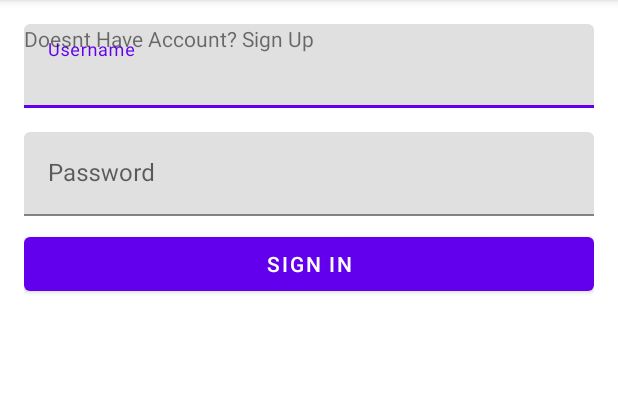
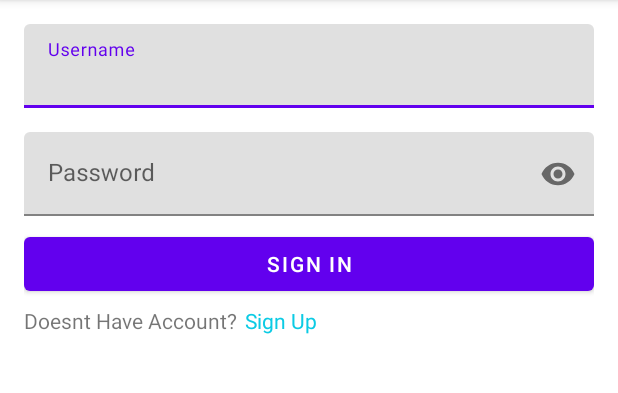
Before and after one commit to komangss/ProjectUKK, an Android app: the screen it shows after launch (LoginActivity), on a phone screen of 412 x 824 dp, the part 84-477 px from its top. Run offline under Robolectric (Android 15) with nearby library versions, the phone set to English and light mode, and no system bars.

Commit message:
update login layout and rename the xml

```diff
--- a/app/src/main/java/com/komangss/ui/login/LoginActivity.kt
+++ b/app/src/main/java/com/komangss/ui/login/LoginActivity.kt
@@ -8,13 +8,13 @@ import com.komangss.R
 import com.komangss.datasource.network.instance.RetrofitBuilder
 import com.komangss.repository.AuthRepository
 import com.komangss.util.Resource
-import kotlinx.android.synthetic.main.activity_main.*
+import kotlinx.android.synthetic.main.activity_login.*
 import kotlinx.coroutines.launch
 
 class LoginActivity : AppCompatActivity() {
     override fun onCreate(savedInstanceState: Bundle?) {
         super.onCreate(savedInstanceState)
-        setContentView(R.layout.activity_main)
+        setContentView(R.layout.activity_login)
         val repo = AuthRepository.getInstance(RetrofitBuilder.authServices)
         btn_activity_main_sign_in.setOnClickListener {
             val username = text_view_activity_main_username.text.toString()
--- a/app/src/main/res/layout/activity_main.xml
+++ b/app/src/main/res/layout/activity_login.xml
@@ -28,6 +28,7 @@
         android:layout_height="wrap_content"
         android:layout_marginTop="16dp"
         android:hint="Password"
+        app:passwordToggleEnabled="true"
         app:layout_constraintEnd_toEndOf="parent"
         app:layout_constraintStart_toStartOf="parent"
         app:layout_constraintTop_toBottomOf="@+id/textInputLayout">
@@ -35,6 +36,7 @@
         <com.google.android.material.textfield.TextInputEditText
             android:id="@+id/text_view_activity_main_password"
             android:layout_width="match_parent"
+            android:inputType="textPassword"
             android:layout_height="wrap_content" />
     </com.google.android.material.textfield.TextInputLayout>
 
@@ -49,11 +51,23 @@
         app:layout_constraintTop_toBottomOf="@+id/textInputLayout2" />
 
     <TextView
-        android:layout_width="match_parent"
+        android:id="@+id/tv1"
+        android:layout_width="wrap_content"
         android:layout_height="wrap_content"
         android:layout_marginTop="4dp"
-        android:text="Doesnt Have Account? Sign Up"
+        android:text="Doesnt Have Account?"
+        app:layout_constraintStart_toStartOf="parent"
+        app:layout_constraintTop_toBottomOf="@+id/btn_activity_main_sign_in" />
+
+    <TextView
+        android:id="@+id/tv2"
+        android:layout_width="0dp"
+        android:layout_height="wrap_content"
+        android:layout_marginTop="4dp"
+        android:layout_marginStart="2dp"
+        android:textColor="#0BCBE4"
+        android:text=" Sign Up"
         app:layout_constraintEnd_toEndOf="parent"
-        app:layout_constraintStart_toStartOf="parent"
-        app:layout_constraintTop_toBottomOf="@+id/button" />
+        app:layout_constraintStart_toEndOf="@id/tv1"
+        app:layout_constraintTop_toBottomOf="@+id/btn_activity_main_sign_in" />
 </androidx.constraintlayout.widget.ConstraintLayout>
```
